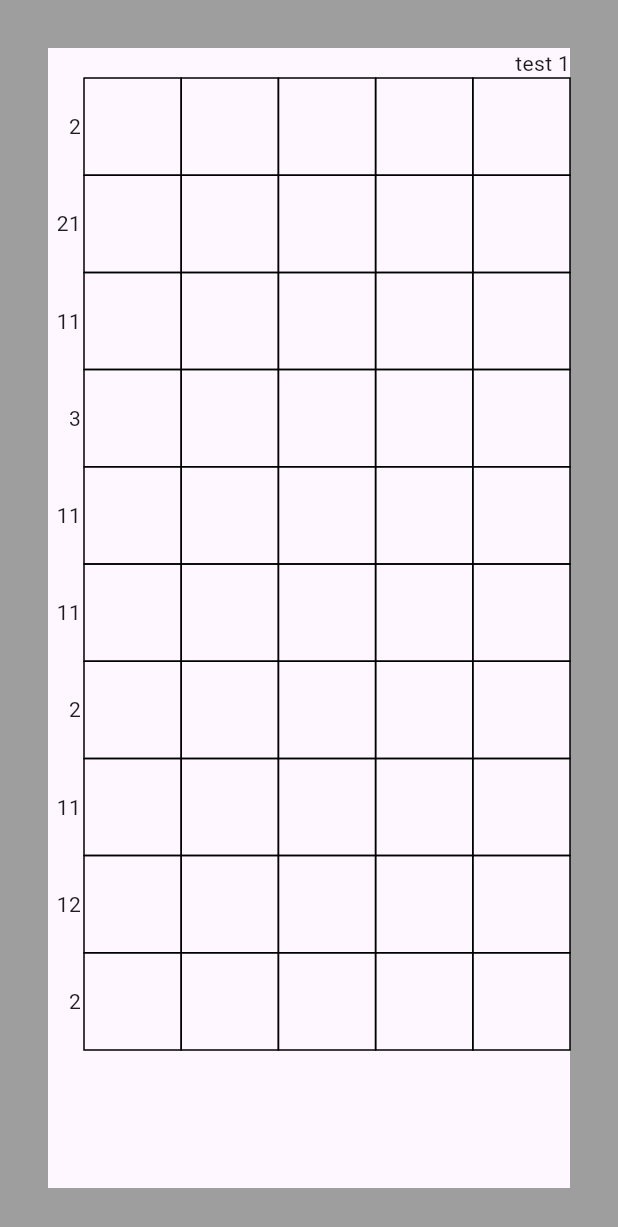
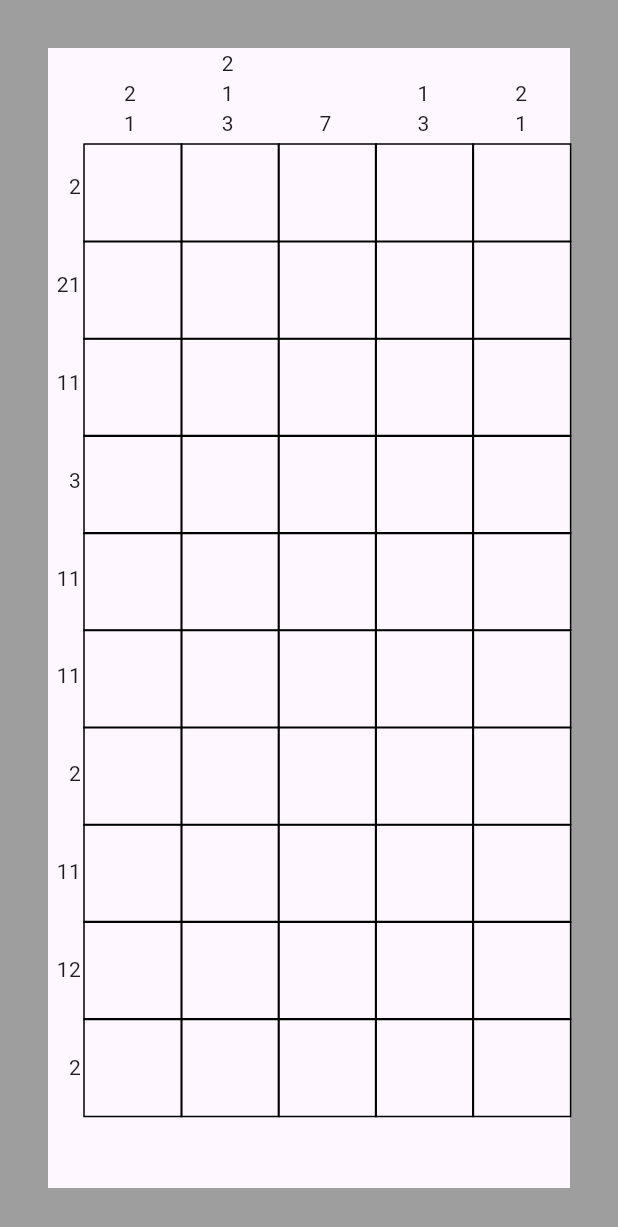
Before and after one commit to stefaniamak/nonogram, a Flutter app: the screen it shows after launch, on a phone screen of 412 x 824 dp. Shown: the top 1227 px of the screen. Run offline on Flutter 3.47's test engine with Material 3 defaults, Android fonts, the phone set to English and light mode, and no system bars; our stand-ins replace built_collection, built_value, flutter_hooks, go_router.

Commit message:
shows top clues

```diff
--- a/lib/pages/game/nonogram_grid_and_clues.dart
+++ b/lib/pages/game/nonogram_grid_and_clues.dart
@@ -15,7 +15,6 @@ class NonogramGridAndClues extends HookWidget {
     Nonogram draftNono = Nonograms().dancer;
     var nonogramState = useNonogramState(draftNono);
 
-    // todo: na vrw auto me ta perissotera chars, oxi perissoterous arithmous apla
     final numbsWidth = draftNono.clues!.rows.map((r) => r.length).reduce(max);
     final numbsHeight =
         draftNono.clues!.columns.map((c) => c.length).reduce(max);
@@ -23,17 +22,33 @@ class NonogramGridAndClues extends HookWidget {
     print('numbsWidth: $numbsWidth');
 
     final nonoWidth = MediaQuery.of(context).size.width - 64;
-    final nonoHeight =
-        (MediaQuery.of(context).size.height * 0.8) - numbsHeight * 6;
+    final nonoHeight = MediaQuery.of(context).size.height - 64;
     final gridWidth = nonoWidth - numbsWidth * 12;
-    final gridItemWidth = gridWidth / nonogramState.nonogram.width;
+    final gridItemWidth =
+        (gridWidth + numbsWidth) / nonogramState.nonogram.width;
+    final gridItemHeight =
+        nonoWidth / (nonogramState.nonogram.width + numbsWidth);
     return Scaffold(
       body: SizedBox(
         width: MediaQuery.of(context).size.width,
         child: Column(
           crossAxisAlignment: CrossAxisAlignment.end,
           children: [
-            Text('test 1'),
+            Row(
+              mainAxisAlignment: MainAxisAlignment.end,
+              crossAxisAlignment: CrossAxisAlignment.end,
+              children: [
+                ...nonogramState.nonogram.clues!.columns.map(
+                  (c) => SizedBox(
+                    width: gridItemWidth,
+                    child: Column(
+                      mainAxisAlignment: MainAxisAlignment.end,
+                      children: [...c.map((i) => Text('$i'))],
+                    ),
+                  ),
+                ),
+              ],
+            ),
             Row(
               mainAxisAlignment: MainAxisAlignment.end,
               crossAxisAlignment: CrossAxisAlignment.end,
@@ -57,6 +72,7 @@ class NonogramGridAndClues extends HookWidget {
                   nonogramState: nonogramState,
                   // todo: find *number based on dekades as well
                   gridWidth: gridWidth,
+                  gridItemWidth: gridItemWidth,
                 ),
               ],
             ),
--- a/lib/painters/nonogram_grid.dart
+++ b/lib/painters/nonogram_grid.dart
@@ -5,10 +5,12 @@ import 'package:nonogram/painters/grid_box.dart';
 class NonogramGrid extends StatelessWidget {
   final NonogramState nonogramState;
   final double gridWidth;
+  final double gridItemWidth;
 
   const NonogramGrid({
     required this.nonogramState,
     required this.gridWidth,
+    required this.gridItemWidth,
     super.key,
   });
 
@@ -55,7 +57,7 @@ class NonogramGrid extends StatelessWidget {
               child: CustomPaint(
                 painter: GridBox(
                   pointState: getGridBoxState(index),
-                  side: gridSize,
+                  side: gridItemWidth,
                 ),
               ),
             );
```
